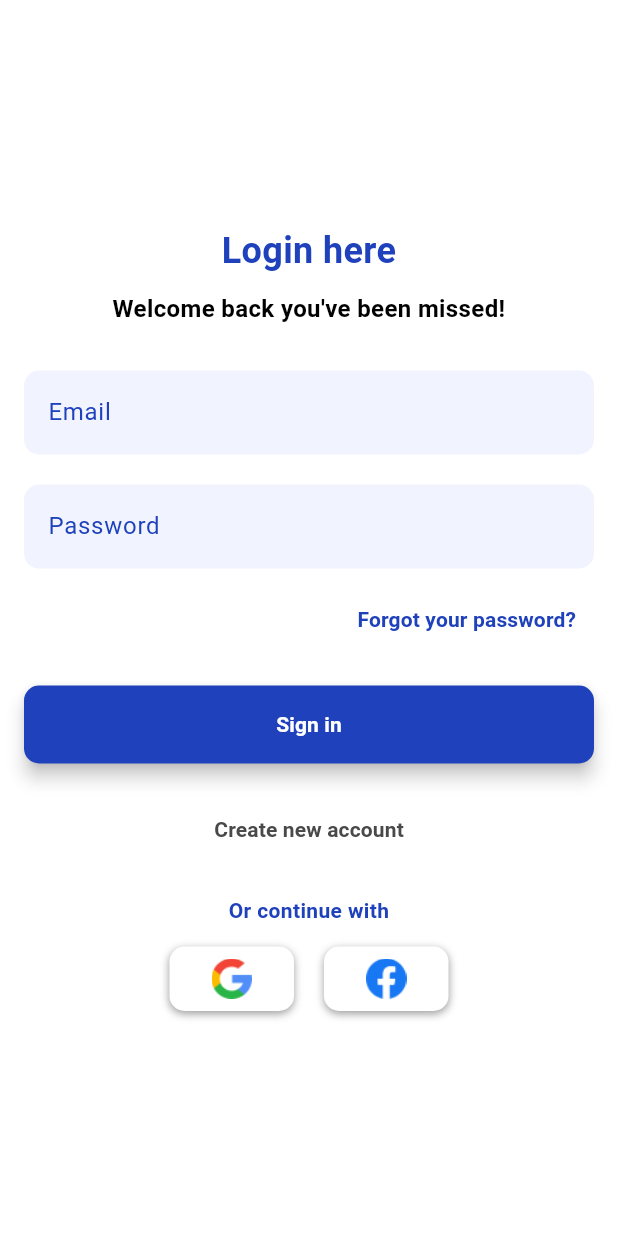
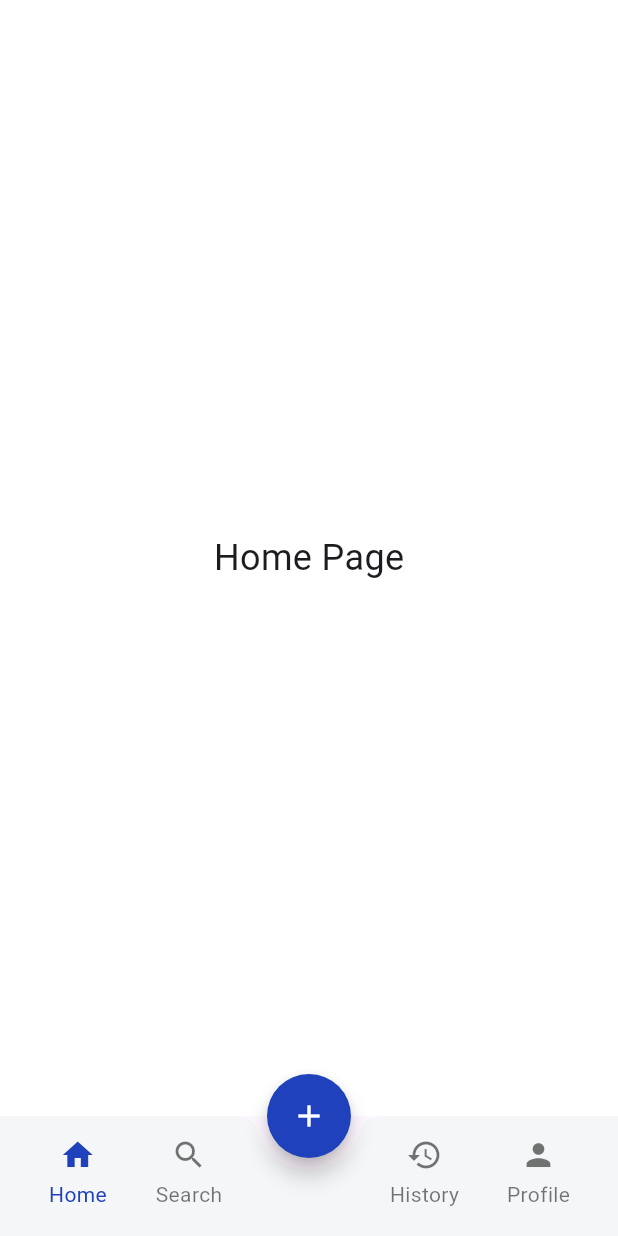
Before and after one commit to phamhuuquoc/vetconnect, a Flutter app: the screen it shows after launch, after a tap on "Sign in", on a phone screen of 412 x 824 dp. Run offline on Flutter 3.47's test engine with Material 3 defaults, Android fonts, the phone set to English and light mode, and no system bars.

Commit message:
Additional component pages

```diff
--- /dev/null
+++ b/lib/home_page.dart
@@ -0,0 +1,16 @@
+import 'package:flutter/material.dart';
+
+class HomePage extends StatelessWidget {
+  @override
+  Widget build(BuildContext context) {
+    return Container(
+      color: Colors.white, // Màu nền trắng
+      child: Center(
+        child: Text(
+          'Home Page',
+          style: TextStyle(fontSize: 24),
+        ),
+      ),
+    );
+  }
+}
--- a/lib/login_page.dart
+++ b/lib/login_page.dart
@@ -1,6 +1,7 @@
 import 'package:flutter/material.dart';
 import 'signup_page.dart'; // Import trang đăng ký
-import 'forgot_password_page.dart'; // Thêm dòng này
+import 'forgot_password_page.dart'; // Import trang quên mâật khẩu
+import 'main_page.dart'; // Import MainPage
 
 class LoginPage extends StatelessWidget {
   const LoginPage({super.key});
@@ -85,7 +86,7 @@ class LoginPage extends StatelessWidget {
                       // Chuyển đến màn hình quên mật khẩu
                       Navigator.push(
                         context,
-                        MaterialPageRoute(builder: (context) => const ForgotPasswordPage()), // Thêm dòng này
+                        MaterialPageRoute(builder: (context) => const ForgotPasswordPage()),
                       );
                     },
                     child: const Text(
@@ -100,7 +101,11 @@ class LoginPage extends StatelessWidget {
                 const SizedBox(height: 20),
                 ElevatedButton(
                   onPressed: () {
-                    // Xử lý đăng nhập
+                    // Điều hướng sang trang chính (MainPage)
+                    Navigator.pushReplacement(
+                      context,
+                      MaterialPageRoute(builder: (context) => const MainPage()), // Chuyển sang MainPage
+                    );
                   },
                   style: ElevatedButton.styleFrom(
                     backgroundColor: const Color(0xFF1F41BB),
--- a/lib/main.dart
+++ b/lib/main.dart
@@ -1,5 +1,6 @@
 import 'package:flutter/material.dart';
-import 'login_page.dart'; // Import trang đăng nhập
+import 'main_page.dart'; // Nhập MainPage để sử dụng
+import 'login_page.dart'; // Nhập trang đăng nhập
 
 void main() {
   runApp(const MyApp());
@@ -16,6 +17,9 @@ class MyApp extends StatelessWidget {
         primarySwatch: Colors.blue,
       ),
       home: const LoginPage(), // Hiển thị trang đăng nhập
+      routes: {
+        '/main': (context) => const MainPage(), // Đường dẫn đến MainPage
+      },
     );
   }
 }
--- /dev/null
+++ b/lib/main_page.dart
@@ -0,0 +1,181 @@
+import 'package:flutter/material.dart';
+import 'home_page.dart'; // Nhập trang Home
+import 'search_page.dart'; // Nhập trang Search
+import 'book_page.dart'; // Nhập trang Book (trang đặt lịch khám)
+import 'history_page.dart'; // Nhập trang History
+import 'profile_page.dart'; // Nhập trang Profile
+
+class MainPage extends StatefulWidget {
+  const MainPage({super.key});
+
+  @override
+  _MainPageState createState() => _MainPageState();
+}
+
+class _MainPageState extends State<MainPage> {
+  int _selectedIndex = 0;
+
+  // Danh sách các widget tương ứng với từng trang
+  static List<Widget> _widgetOptions = <Widget>[
+    HomePage(),       // Trang Home
+    SearchPage(),     // Trang Search
+    BookPage(),       // Trang đặt lịch khám
+    HistoryPage(),    // Trang History
+    ProfilePage(),    // Trang Profile
+  ];
+
+  void _onItemTapped(int index) {
+    setState(() {
+      _selectedIndex = index;
+    });
+  }
+
+  @override
+  Widget build(BuildContext context) {
+    return SafeArea(
+      child: Scaffold(
+        body: AnimatedSwitcher(
+          duration: const Duration(milliseconds: 300), // Thời gian hoạt ảnh
+          child: _widgetOptions[_selectedIndex], // Hiển thị trang tương ứng
+        ),
+        floatingActionButton: FloatingActionButton(
+          onPressed: () {
+            setState(() {
+              _selectedIndex = 2; // Chuyển đến trang Book
+            });
+          },
+          backgroundColor: const Color(0xFF1F41BB),
+          child: const Icon(Icons.add, color: Colors.white), // Icon dấu cộng màu trắng
+          shape: const CircleBorder(),
+          elevation: 6.0,
+        ),
+        floatingActionButtonLocation: FloatingActionButtonLocation.centerDocked,
+        bottomNavigationBar: BottomAppBar(
+          color: const Color(0xFFF5F6F7), // Màu nền của thanh menu
+          shape: const CircularNotchedRectangle(),
+          notchMargin: 8.0,
+          child: Row(
+            mainAxisAlignment: MainAxisAlignment.spaceAround,
+            children: <Widget>[
+              // Icon và chữ chú thích cho Home
+              GestureDetector(
+                onTap: () {
+                  _onItemTapped(0); // Chuyển đến trang Home
+                },
+                child: Column(
+                  mainAxisSize: MainAxisSize.min,
+                  children: [
+                    Icon(
+                      Icons.home,
+                      color: _selectedIndex == 0 ? const Color(0xFF1F41BB) : Colors.black54,
+                    ),
+                    const SizedBox(height: 4),
+                    Text(
+                      'Home',
+                      style: TextStyle(
+                        color: _selectedIndex == 0 ? const Color(0xFF1F41BB) : Colors.black54,
+                      ),
+                    ),
+                    Container(
+                      color: _selectedIndex == 0 ? const Color(0xFFF5F6F7) : Colors.transparent,
+                      height: 4,
+                      width: 40,
+                    ),
+                  ],
+                ),
+              ),
+              // Icon và chữ chú thích cho Search
+              GestureDetector(
+                onTap: () {
+                  _onItemTapped(1); // Chuyển đến trang Search
+                },
+                child: Column(
+                  mainAxisSize: MainAxisSize.min,
+                  children: [
+                    Icon(
+                      Icons.search,
+                      color: _selectedIndex == 1 ? const Color(0xFF1F41BB) : Colors.black54,
+                    ),
+                    const SizedBox(height: 4),
+                    Text(
+                      'Search',
+                      style: TextStyle(
+                        color: _selectedIndex == 1 ? const Color(0xFF1F41BB) : Colors.black54,
+                      ),
+                    ),
+                    Container(
+                      color: _selectedIndex == 1 ? const Color(0xFFF5F6F7) : Colors.transparent,
+                      height: 4,
+                      width: 40,
+                    ),
+                  ],
+                ),
+              ),
+              const SizedBox(width: 48), // Khoảng trống cho FloatingActionButton
+              // Icon và chữ chú thích cho History
+              GestureDetector(
+                onTap: () {
+                  _onItemTapped(3); // Chuyển đến trang History
+                },
+                child: Column(
+                  mainAxisSize: MainAxisSize.min,
+                  children: [
+                    Icon(
+                      Icons.history,
+                      color: _selectedIndex == 3 ? const Color(0xFF1F41BB) : Colors.black54,
+                    ),
+                    const SizedBox(height: 4),
+                    Text(
+                      'History',
+                      style: TextStyle(
+                        color: _selectedIndex == 3 ? const Color(0xFF1F41BB) : Colors.black54,
+                      ),
+                    ),
+                    Container(
+                      color: _selectedIndex == 3 ? const Color(0xFFF5F6F7) : Colors.transparent,
+                      height: 4,
+                      width: 40,
+                    ),
+                  ],
+                ),
+              ),
+              // Icon và chữ chú thích cho Profile
+              GestureDetector(
+                onTap: () {
+                  _onItemTapped(4); // Chuyển đến trang Profile
+                },
+                child: Column(
+                  mainAxisSize: MainAxisSize.min,
+                  children: [
+                    Icon(
+                      Icons.person,
+                      color: _selectedIndex == 4 ? const Color(0xFF1F41BB) : Colors.black54,
+                    ),
+                    const SizedBox(height: 4),
+                    Text(
+                      'Profile',
+                      style: TextStyle(
+                        color: _selectedIndex == 4 ? const Color(0xFF1F41BB) : Colors.black54,
+                      ),
+                    ),
+                    Container(
+                      color: _selectedIndex == 4 ? const Color(0xFFF5F6F7) : Colors.transparent,
+                      height: 4,
+                      width: 40,
+                    ),
+                  ],
+                ),
+              ),
+            ],
+          ),
+        ),
+      ),
+    );
+  }
+}
+
+void main() {
+  runApp(const MaterialApp(
+    home: MainPage(), // Khởi chạy MainPage
+  ));
+}
```
Also changed, not shown: lib/book_page.dart (added, +16 -0 lines), lib/forgot_password_page.dart (+40 -2 lines), lib/history_page.dart (added, +16 -0 lines), lib/profile_page.dart (added, +16 -0 lines), lib/search_page.dart (added, +16 -0 lines).
